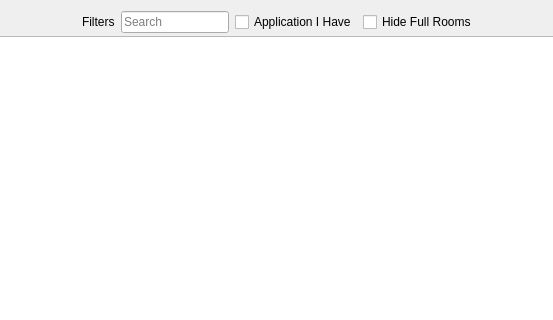
First picture: the form in src/citra/multiplayer/lobby.ui, repository GreenAmaranthine/citra, before the edit; both pictures show x 200 to 753 and y 0 to 320 of the 876 by 502 pixel window.
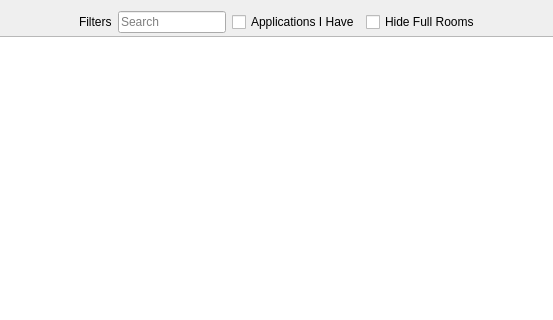
Second picture: the form after the edit.

```diff
--- a/src/citra/multiplayer/lobby.ui
+++ b/src/citra/multiplayer/lobby.ui
@@ -73,7 +73,7 @@
          <item>
           <widget class="QCheckBox" name="applications_i_have">
            <property name="text">
-            <string>Application I Have</string>
+            <string>Applications I Have</string>
            </property>
           </widget>
          </item>
```
